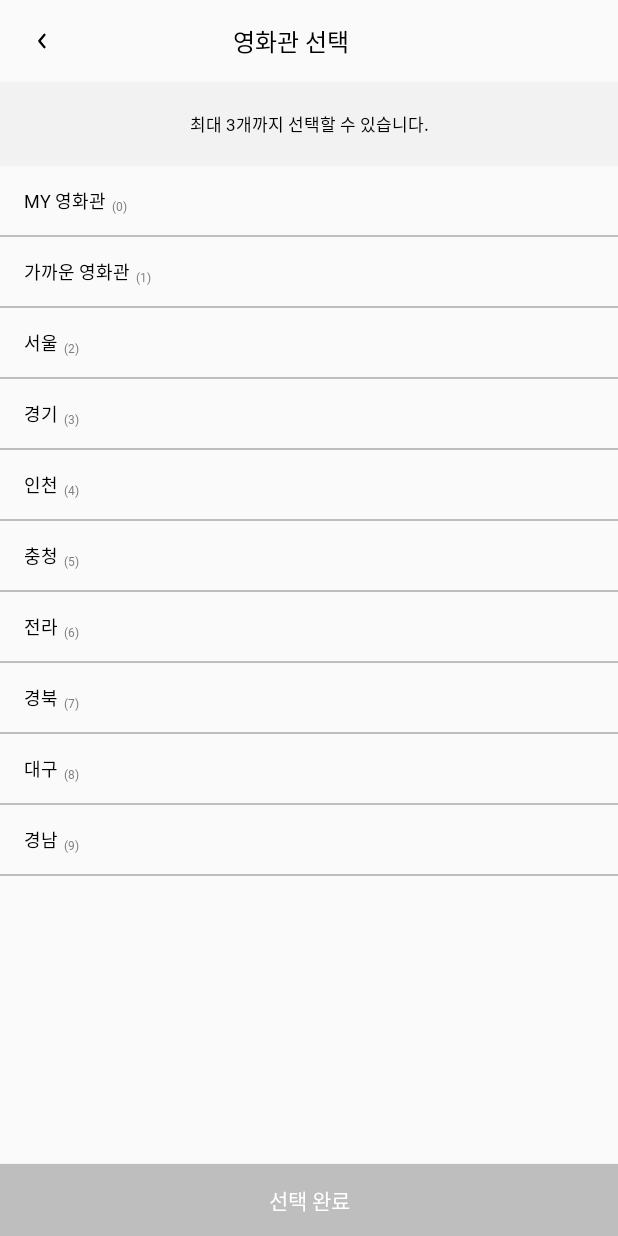
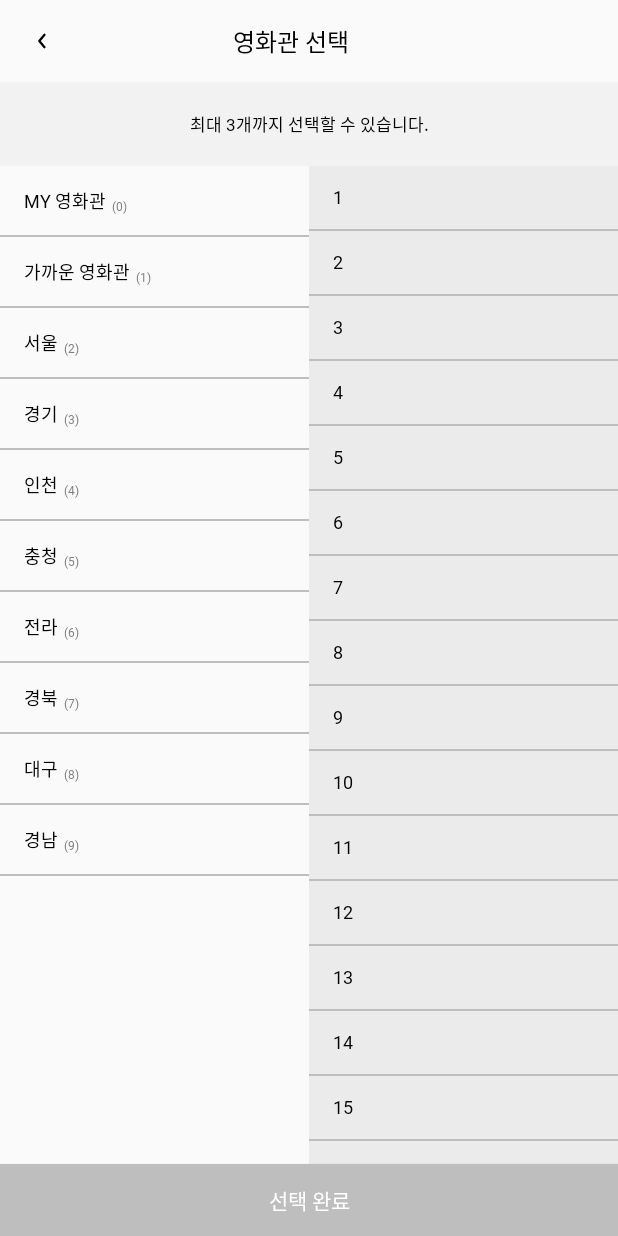
Before and after one commit to GOSOPT-CDS-TEAM-APP5/Lotte-Cinema-AOS, an Android app: the screen it shows after launch (CinemaSelectionActivity), on a phone screen of 412 x 824 dp. Run offline under Robolectric (Android 15) with nearby library versions, the light colour scheme and no system bars; our stand-ins replace data binding.

Commit message:
[feat] 지점 선택 recyclerView 구현/ adapter 연결

```diff
--- /dev/null
+++ b/app/src/main/java/com/sopt/lottecinemaaos/data/entity/Cinema.kt
@@ -0,0 +1,6 @@
+package com.sopt.lottecinemaaos.data.entity
+
+data class Cinema(
+    val id: Int,
+    val name: String
+)
--- a/app/src/main/java/com/sopt/lottecinemaaos/presentation/selection/CinemaRegionSelectionListAdapter.kt
+++ b/app/src/main/java/com/sopt/lottecinemaaos/presentation/selection/CinemaRegionSelectionListAdapter.kt
@@ -1,6 +1,7 @@
 package com.sopt.lottecinemaaos.presentation.selection
 
 import android.graphics.Color
+import android.util.Log
 import android.view.LayoutInflater
 import android.view.ViewGroup
 import androidx.recyclerview.widget.ListAdapter
@@ -16,6 +17,7 @@ class CinemaRegionSelectionListAdapter :
             onItemsTheSame = { old, new -> old == new }
         )
     ) {
+    private var selectedItemPosition = RecyclerView.NO_POSITION
 
     override fun onCreateViewHolder(parent: ViewGroup, viewType: Int): RegionViewHolder {
         val binding =
@@ -24,13 +26,10 @@ class CinemaRegionSelectionListAdapter :
     }
 
     override fun onBindViewHolder(holder: RegionViewHolder, position: Int) {
-        holder.onBind(
-            getItem(position) as Region
-
-        )
+        holder.onBind(getItem(position))
     }
 
-    class RegionViewHolder(private val binding: ItemSelectionRegionBinding) :
+    inner class RegionViewHolder(private val binding: ItemSelectionRegionBinding) :
         RecyclerView.ViewHolder(binding.root) {
         private var isItemSelected = false
 
@@ -40,6 +39,8 @@ class CinemaRegionSelectionListAdapter :
 
             binding.clItemRegion.setOnClickListener {
                 isItemSelected = !isItemSelected
+                selectedItemPosition = absoluteAdapterPosition
+                Log.d("recyclerView", selectedItemPosition.toString())
                 if (isItemSelected) {
                     binding.clItemRegion.setBackgroundColor(Color.parseColor("#EBEBEB"))
                 } else {
--- a/app/src/main/java/com/sopt/lottecinemaaos/presentation/selection/CinemaSelectionActivity.kt
+++ b/app/src/main/java/com/sopt/lottecinemaaos/presentation/selection/CinemaSelectionActivity.kt
@@ -12,13 +12,21 @@ class CinemaSelectionActivity :
     override fun onCreate(savedInstanceState: Bundle?) {
         super.onCreate(savedInstanceState)
         val regionAdapter = CinemaRegionSelectionListAdapter()
-        initAdapter(regionAdapter)
+        val cinemaAdapter = CinemaSelectionListAdapter()
+        initAdapter(regionAdapter, cinemaAdapter)
     }
 
-    private fun initAdapter(regionAdapter: CinemaRegionSelectionListAdapter) {
+    private fun initAdapter(
+        regionAdapter: CinemaRegionSelectionListAdapter,
+        cinemaAdapter: CinemaSelectionListAdapter
+    ) {
         regionAdapter.submitList(viewModel.regionList)
+        cinemaAdapter.submitList(viewModel.cinemaList)
         binding.rcvSelectionRegion.also {
             it.adapter = regionAdapter
         }
+        binding.rcvSelectionCinema.also {
+            it.adapter = cinemaAdapter
+        }
     }
 }
--- /dev/null
+++ b/app/src/main/java/com/sopt/lottecinemaaos/presentation/selection/CinemaSelectionListAdapter.kt
@@ -0,0 +1,50 @@
+package com.sopt.lottecinemaaos.presentation.selection
+
+import android.graphics.Color
+import android.util.Log
+import android.view.LayoutInflater
+import android.view.ViewGroup
+import androidx.recyclerview.widget.ListAdapter
+import androidx.recyclerview.widget.RecyclerView
+import com.sopt.lottecinemaaos.data.entity.Cinema
+import com.sopt.lottecinemaaos.databinding.ItemSelectionCinemaBinding
+import com.sopt.lottecinemaaos.util.ItemDiffCallback
+
+class CinemaSelectionListAdapter :
+    ListAdapter<Cinema, CinemaSelectionListAdapter.CinemaViewHolder>(
+        ItemDiffCallback<Cinema>(
+            onContentsTheSame = { old, new -> old == new },
+            onItemsTheSame = { old, new -> old == new }
+        )
+    ) {
+    private var selectedItemPosition = RecyclerView.NO_POSITION
+
+    override fun onCreateViewHolder(parent: ViewGroup, viewType: Int): CinemaViewHolder {
+        val binding =
+            ItemSelectionCinemaBinding.inflate(LayoutInflater.from(parent.context), parent, false)
+        return CinemaViewHolder(binding)
+    }
+
+    override fun onBindViewHolder(holder: CinemaViewHolder, position: Int) {
+        holder.onBind(getItem(position))
+    }
+
+    inner class CinemaViewHolder(private val binding: ItemSelectionCinemaBinding) :
+        RecyclerView.ViewHolder(binding.root) {
+        private var isItemSelected = false
+
+        fun onBind(data: Cinema) {
+            binding.tvItemCinema.text = data.name
+            binding.clItemCinema.setOnClickListener {
+                isItemSelected = !isItemSelected
+                selectedItemPosition = bindingAdapterPosition
+                Log.d("recyclerView", selectedItemPosition.toString())
+                if (isItemSelected) {
+                    binding.clItemCinema.setBackgroundColor(Color.parseColor("#EC6680"))
+                } else {
+                    binding.clItemCinema.setBackgroundColor(Color.parseColor("#EBEBEB"))
+                }
+            }
+        }
+    }
+}
--- a/app/src/main/java/com/sopt/lottecinemaaos/presentation/selection/CinemaSelectionViewModel.kt
+++ b/app/src/main/java/com/sopt/lottecinemaaos/presentation/selection/CinemaSelectionViewModel.kt
@@ -1,6 +1,7 @@
 package com.sopt.lottecinemaaos.presentation.selection
 
 import androidx.lifecycle.ViewModel
+import com.sopt.lottecinemaaos.data.entity.Cinema
 import com.sopt.lottecinemaaos.data.entity.Region
 
 class CinemaSelectionViewModel : ViewModel() {
@@ -18,4 +19,28 @@ class CinemaSelectionViewModel : ViewModel() {
             Region(10, "경남", 9)
 
         )
+
+    val cinemaList: List<Cinema> =
+        listOf(
+            Cinema(1, "1"),
+            Cinema(2, "2"),
+            Cinema(3, "3"),
+            Cinema(4, "4"),
+            Cinema(5, "5"),
+            Cinema(6, "6"),
+            Cinema(7, "7"),
+            Cinema(8, "8"),
+            Cinema(9, "9"),
+            Cinema(10, "10"),
+            Cinema(11, "11"),
+            Cinema(12, "12"),
+            Cinema(13, "13"),
+            Cinema(14, "14"),
+            Cinema(15, "15"),
+            Cinema(16, "16"),
+            Cinema(17, "17"),
+            Cinema(18, "18"),
+            Cinema(19, "19")
+
+        )
 }
--- a/app/src/main/res/layout/activity_cinema_selection.xml
+++ b/app/src/main/res/layout/activity_cinema_selection.xml
@@ -30,7 +30,6 @@
                 android:layout_marginVertical="17dp"
                 android:layout_marginStart="18dp"
                 android:background="@null"
-
                 android:src="@drawable/ic_chevron_left_black" />
 
             <TextView
@@ -53,9 +52,10 @@
             app:layout_constraintTop_toBottomOf="@id/tb_selection">
 
             <TextView
+                android:id="@+id/tv_selection_limit"
                 android:layout_width="wrap_content"
                 android:layout_height="wrap_content"
-                android:text="최대 3개까지 선택할 수 있습니다."
+                android:text="@string/tv_selection_limit"
                 android:textAppearance="@style/Body2"
                 app:layout_constraintBottom_toBottomOf="parent"
                 app:layout_constraintEnd_toEndOf="parent"
@@ -65,31 +65,50 @@
 
         </androidx.constraintlayout.widget.ConstraintLayout>
 
-        <androidx.recyclerview.widget.RecyclerView
-            android:id="@+id/rcv_selection_region"
-            android:layout_width="match_parent"
+        <androidx.constraintlayout.widget.ConstraintLayout
+            android:id="@+id/cl_selection_main"
+            android:layout_width="0dp"
             android:layout_height="wrap_content"
-            android:orientation="vertical"
-            app:layoutManager="androidx.recyclerview.widget.LinearLayoutManager"
-            app:layout_constraintBottom_toTopOf="@id/btn_selection_complete"
             app:layout_constraintEnd_toEndOf="parent"
             app:layout_constraintStart_toStartOf="parent"
-            app:layout_constraintTop_toBottomOf="@id/cl_selection_banner"
-            app:layout_constraintVertical_bias="0"
-            tools:itemCount="10"
-            tools:listitem="@layout/item_selection_region" />
+            app:layout_constraintTop_toBottomOf="@id/cl_selection_banner">
+
+            <androidx.recyclerview.widget.RecyclerView
+                android:id="@+id/rcv_selection_region"
+                android:layout_width="0dp"
+                android:layout_height="match_parent"
+                app:layoutManager="androidx.recyclerview.widget.LinearLayoutManager"
+                app:layout_constraintEnd_toStartOf="@id/rcv_selection_cinema"
+                app:layout_constraintStart_toStartOf="parent"
+                app:layout_constraintTop_toTopOf="parent"
+                tools:itemCount="10"
+                tools:listitem="@layout/item_selection_region" />
+
+            <androidx.recyclerview.widget.RecyclerView
+                android:id="@+id/rcv_selection_cinema"
+                android:layout_width="0dp"
+                android:layout_height="match_parent"
+                android:visibility="visible"
+                app:layoutManager="androidx.recyclerview.widget.LinearLayoutManager"
+                app:layout_constraintEnd_toEndOf="parent"
+                app:layout_constraintStart_toEndOf="@id/rcv_selection_region"
+                app:layout_constraintTop_toTopOf="parent"
+                tools:itemCount="13"
+                tools:listitem="@layout/item_selection_cinema" />
+
+        </androidx.constraintlayout.widget.ConstraintLayout>
+
 
         <androidx.appcompat.widget.AppCompatButton
             android:id="@+id/btn_selection_complete"
             android:layout_width="match_parent"
             android:layout_height="48dp"
-            android:text="선택 완료"
             android:background="@drawable/shape_g200_fill_rect"
+            android:text="@string/btn_selection_complete"
             android:textAppearance="@style/SubHead"
             android:textColor="@color/white"
-            app:layout_constraintStart_toStartOf="parent"
             app:layout_constraintBottom_toBottomOf="parent"
-            android:layout_marginTop="128dp"/>
+            app:layout_constraintStart_toStartOf="parent" />
 
 
     </androidx.constraintlayout.widget.ConstraintLayout>
--- a/app/src/main/res/layout/item_selection_cinema.xml
+++ b/app/src/main/res/layout/item_selection_cinema.xml
@@ -1,26 +1,31 @@
 <?xml version="1.0" encoding="utf-8"?>
-<androidx.constraintlayout.widget.ConstraintLayout xmlns:android="http://schemas.android.com/apk/res/android"
+<androidx.constraintlayout.widget.ConstraintLayout
+    android:id="@+id/cl_item_cinema"
+    xmlns:android="http://schemas.android.com/apk/res/android"
     xmlns:app="http://schemas.android.com/apk/res-auto"
     xmlns:tools="http://schemas.android.com/tools"
     android:background="@color/g_100"
-    android:layout_width="match_parent"
+    android:layout_width="wrap_content"
     android:layout_height="wrap_content">
 
     <TextView
         android:id="@+id/tv_item_cinema"
-        android:layout_width="match_parent"
+        android:layout_width="0dp"
         android:layout_height="wrap_content"
-        android:paddingHorizontal="16dp"
-        android:paddingVertical="14dp"
+        android:layout_marginHorizontal="16dp"
+        android:layout_marginTop="14dp"
+        android:layout_marginStart="16dp"
+        android:includeFontPadding="false"
         android:textAppearance="@style/Caption1"
-        app:layout_constraintEnd_toEndOf="parent"
         app:layout_constraintStart_toStartOf="parent"
         app:layout_constraintTop_toTopOf="parent"
         tools:text="가산디지털" />
 
     <com.google.android.material.divider.MaterialDivider
+        android:id="@+id/dv_item_cinema"
         android:layout_width="match_parent"
         android:layout_height="wrap_content"
+        android:layout_marginTop="14dp"
         app:dividerColor="@color/g_200"
         app:layout_constraintStart_toStartOf="parent"
         app:layout_constraintTop_toBottomOf="@id/tv_item_cinema"
--- a/app/src/main/res/values/strings.xml
+++ b/app/src/main/res/values/strings.xml
@@ -23,4 +23,6 @@
     <string name="home_terms_of_use">이용약관</string>
     <string name="home_privacy_policy">개인정보처리방침</string>
     <string name="home_customer_service_center">고객센터</string>
+    <string name="btn_selection_complete">선택 완료</string>
+    <string name="tv_selection_limit">최대 3개까지 선택할 수 있습니다.</string>
 </resources>
```
